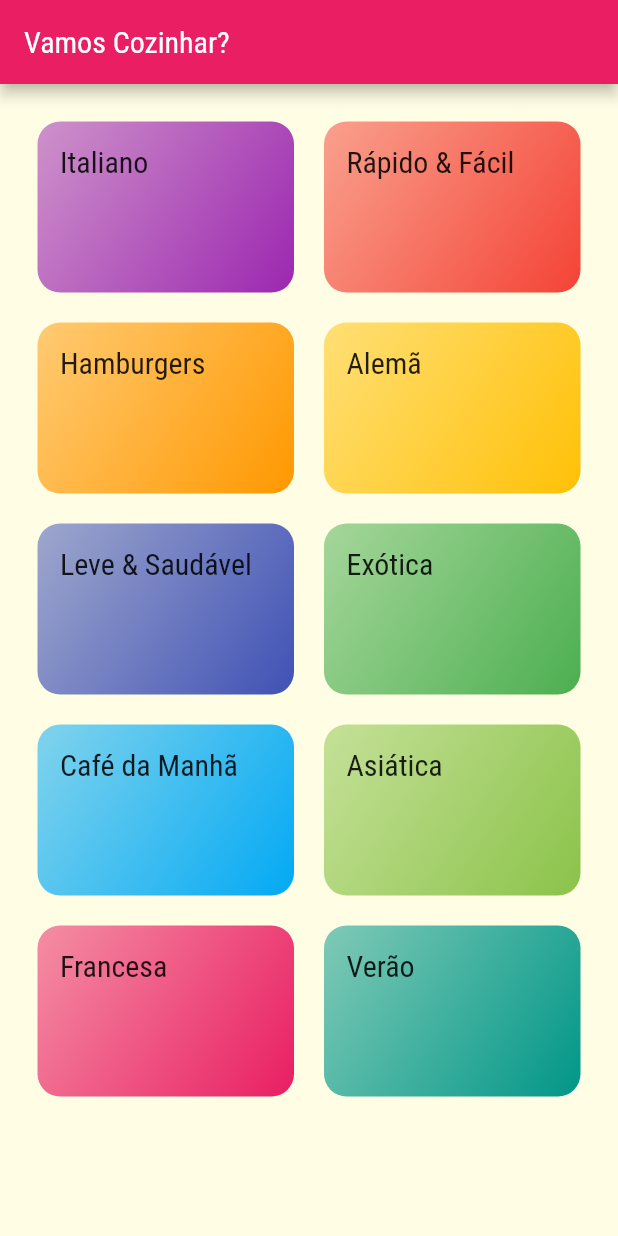
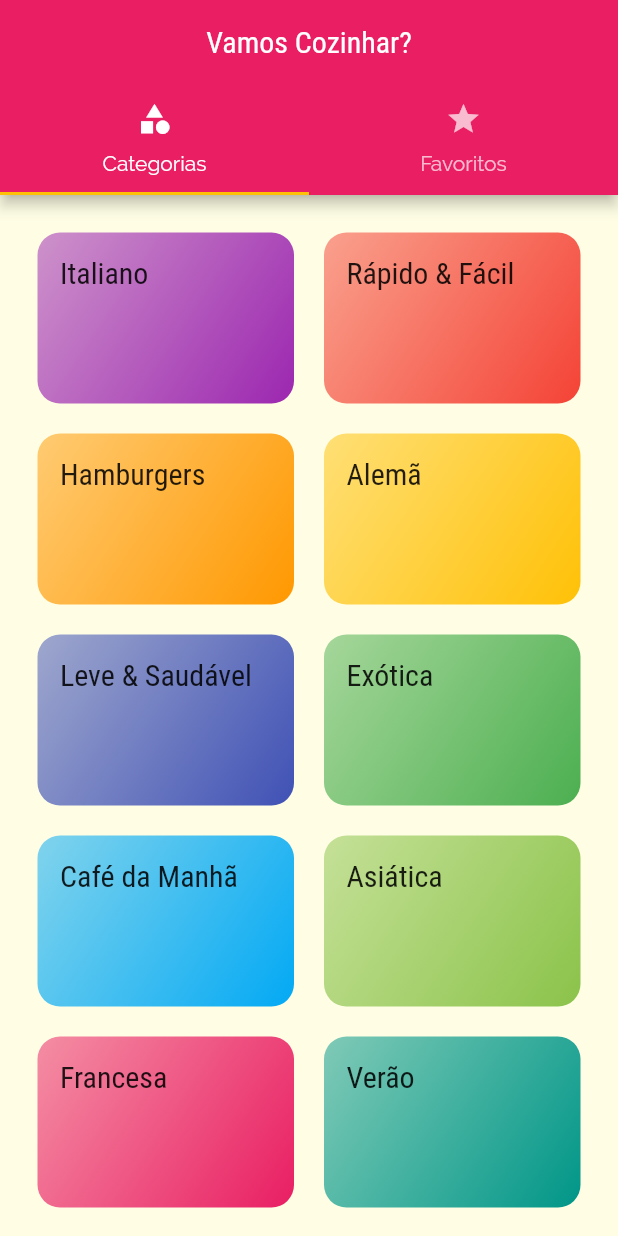
Before and after one commit to flpdev/cod3r_flutter_2022, a Flutter app: the screen it shows after launch, on a phone screen of 412 x 824 dp. Run offline on Flutter 3.47's test engine with Material 2 defaults, Android fonts, the phone set to English and light mode, and no system bars.

Commit message:
meals aula 16

```diff
--- a/meals/lib/main.dart
+++ b/meals/lib/main.dart
@@ -2,6 +2,7 @@ import 'package:flutter/material.dart';
 import 'package:meals/screens/categories_meals_screen.dart';
 import 'package:meals/screens/categories_screen.dart';
 import 'package:meals/screens/meal_detail_screen.dart';
+import 'package:meals/screens/tabs_screen.dart';
 import 'package:meals/utils/app_routes.dart';
 
 void main() => runApp(MyApp());
@@ -26,7 +27,7 @@ class MyApp extends StatelessWidget {
             ),
       ),
       routes: {
-        AppRoutes.HOME: (ctx) => CategoriesScreen(),
+        AppRoutes.HOME: (ctx) => TabsScreen(),
         AppRoutes.CATEGORIES_MEALS: (ctx) => CategoriesMealsScreen(),
         AppRoutes.MEAL_DETAIL: (ctx) => MealDetailScreen()
       },
--- a/meals/lib/screens/categories_screen.dart
+++ b/meals/lib/screens/categories_screen.dart
@@ -5,11 +5,7 @@ import 'package:meals/data/dummy_data.dart';
 class CategoriesScreen extends StatelessWidget {
   @override
   Widget build(BuildContext context) {
-    return Scaffold(
-      appBar: AppBar(
-        title: Text("Vamos Cozinhar?"),
-      ),
-      body: GridView(
+    return GridView(
       padding: const EdgeInsets.all(25),
       // ignore: prefer_const_constructors
       gridDelegate: SliverGridDelegateWithMaxCrossAxisExtent(
@@ -20,7 +16,6 @@ class CategoriesScreen extends StatelessWidget {
       children: DUMMY_CATEGORIES.map((cat) {
         return CategoryItem(cat);
       }).toList(),
-      ),
     );
   }
 }
--- /dev/null
+++ b/meals/lib/screens/favorite_screen.dart
@@ -0,0 +1,10 @@
+import 'package:flutter/material.dart';
+
+class FavoriteScreen extends StatelessWidget {
+  @override
+  Widget build(BuildContext context) {
+    return Center(
+      child: Text("Refeições Favoritas"),
+    );
+  }
+}
--- /dev/null
+++ b/meals/lib/screens/tabs_screen.dart
@@ -0,0 +1,37 @@
+import 'package:flutter/material.dart';
+import 'package:meals/screens/categories_screen.dart';
+import 'package:meals/screens/favorite_screen.dart';
+
+class TabsScreen extends StatelessWidget {
+  @override
+  Widget build(BuildContext context) {
+    return DefaultTabController(
+      length: 2,
+      child: Scaffold(
+        appBar: AppBar(
+          title: Center(
+            child: Text("Vamos Cozinhar?"),
+          ),
+          bottom: const TabBar(
+            tabs: [
+              Tab(
+                icon: Icon(Icons.category),
+                text: "Categorias",
+              ),
+              Tab(
+                icon: Icon(Icons.star),
+                text: "Favoritos",
+              ),
+            ],
+          ),
+        ),
+        body: TabBarView(
+          children: [
+            CategoriesScreen(),
+            FavoriteScreen(),
+          ],
+        ),
+      ),
+    );
+  }
+}
```
Lines whose indentation alone changed are shown as unchanged.
